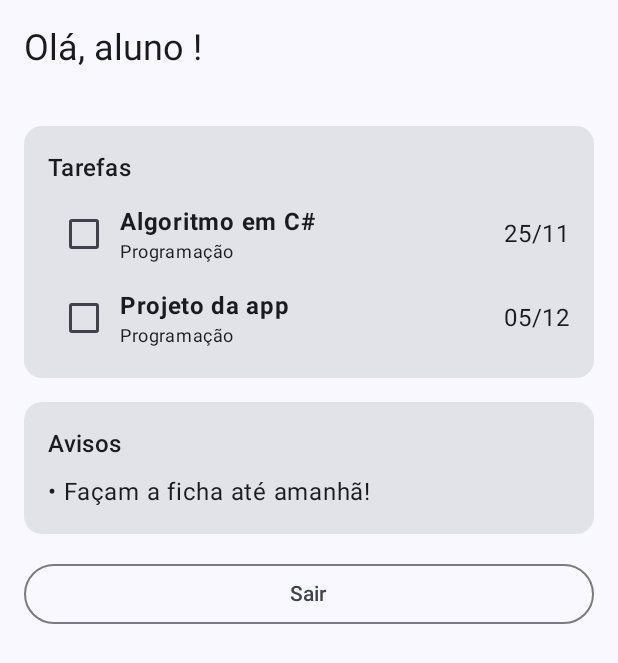
After one commit to VK675/EscoTech, an Android app built with Jetpack Compose: the composable AlunoScreen called with empty values, on a phone screen of 412 x 824 dp. The commit adds this screen. Shown: the top 663 px of the screen. Run offline under Robolectric (Android 15) with nearby library versions, the phone set to English and light mode, and no system bars.

Commit message:
Página de alunos prototipo
Pagina de alunos com avisos e tarefas

```diff
--- /dev/null
+++ b/app/src/main/java/com/example/escotech/AlunoScreen.kt
@@ -0,0 +1,102 @@
+package com.example.escotech
+
+import androidx.compose.foundation.layout.Arrangement
+import androidx.compose.foundation.layout.Column
+import androidx.compose.foundation.layout.Row
+import androidx.compose.foundation.layout.fillMaxSize
+import androidx.compose.foundation.layout.fillMaxWidth
+import androidx.compose.foundation.layout.padding
+import androidx.compose.foundation.lazy.LazyColumn
+import androidx.compose.material3.Card
+import androidx.compose.material3.Checkbox
+import androidx.compose.material3.MaterialTheme
+import androidx.compose.material3.OutlinedButton
+import androidx.compose.material3.Text
+import androidx.compose.runtime.Composable
+import androidx.compose.runtime.getValue
+import androidx.compose.runtime.mutableStateOf
+import androidx.compose.runtime.remember
+import androidx.compose.runtime.setValue
+import androidx.compose.ui.Alignment
+import androidx.compose.ui.Modifier
+import androidx.compose.ui.text.font.FontWeight
+import androidx.compose.ui.text.style.TextDecoration
+import androidx.compose.ui.tooling.preview.Preview
+import androidx.compose.ui.unit.dp
+
+data class Tarefa(val titulo: String, val disciplina: String, val prazo: String)
+
+// dados de teste enquanto não há base de dados
+val tarefas = listOf(
+    Tarefa("Algoritmo em C#", "Programação", "25/11"),
+    Tarefa("Projeto da app", "Programação", "05/12")
+)
+
+val avisos = listOf(
+    "Façam a ficha até amanhã!"
+)
+
+@Composable
+fun AlunoScreen(email: String, onSair: () -> Unit, modifier: Modifier = Modifier) {
+    val numero = email.substringBefore("@")
+
+    LazyColumn(
+        modifier = modifier
+            .fillMaxSize()
+            .padding(16.dp),
+        verticalArrangement = Arrangement.spacedBy(16.dp)
+    ) {
+        item {
+            Text("Olá, aluno $numero!", style = MaterialTheme.typography.headlineSmall)
+            Text(email, style = MaterialTheme.typography.bodyMedium)
+        }
+
+        item {
+            Secao("Tarefas") {
+                tarefas.forEach { tarefa ->
+                    var feita by remember { mutableStateOf(false) }
+                    Row(Modifier.fillMaxWidth(), verticalAlignment = Alignment.CenterVertically) {
+                        Checkbox(checked = feita, onCheckedChange = { feita = it })
+                        Column(Modifier.weight(1f)) {
+                            Text(
+                                tarefa.titulo,
+                                fontWeight = FontWeight.Bold,
+                                textDecoration = if (feita) TextDecoration.LineThrough else null
+                            )
+                            Text(tarefa.disciplina, style = MaterialTheme.typography.bodySmall)
+                        }
+                        Text(tarefa.prazo)
+                    }
+                }
+            }
+        }
+
+        item {
+            Secao("Avisos") {
+                avisos.forEach { Text("• $it") }
+            }
+        }
+
+        item {
+            OutlinedButton(onClick = onSair, modifier = Modifier.fillMaxWidth()) {
+                Text("Sair")
+            }
+        }
+    }
+}
+
+@Composable
+fun Secao(titulo: String, conteudo: @Composable () -> Unit) {
+    Card(Modifier.fillMaxWidth()) {
+        Column(Modifier.padding(16.dp), verticalArrangement = Arrangement.spacedBy(8.dp)) {
+            Text(titulo, style = MaterialTheme.typography.titleMedium)
+            conteudo()
+        }
+    }
+}
+
+@Preview(showBackground = true)
+@Composable
+fun AlunoScreenPreview() {
+    AlunoScreen(email = "a2000@alunos.sefo.pt", onSair = {})
+}
--- a/app/src/main/java/com/example/escotech/LoginScreen.kt
+++ b/app/src/main/java/com/example/escotech/LoginScreen.kt
@@ -26,7 +26,7 @@ import com.example.escotech.R.drawable
 
 
 @Composable
-fun LoginScreen(modifier: Modifier = Modifier){
+fun LoginScreen(modifier: Modifier = Modifier, onLogin: (String) -> Unit = {}){
 var email by remember {mutableStateOf("")}
     var password by remember {mutableStateOf("")}
     var emailError by remember {mutableStateOf("")}
@@ -99,7 +99,8 @@ var email by remember {mutableStateOf("")}
             if(emailError == "" && passwordError == ""){
 
                 if (email == "a2000@alunos.sefo.pt" && password == "12345"){
-                    loginMessage = "Login com sucesso"
+                    loginMessage = ""
+                    onLogin(email)
                 } else {
                     loginMessage = "Email ou pass incorretos"
                 }
```
Also changed, not shown: app/src/main/java/com/example/escotech/MainActivity.kt (+19 -1 lines).
